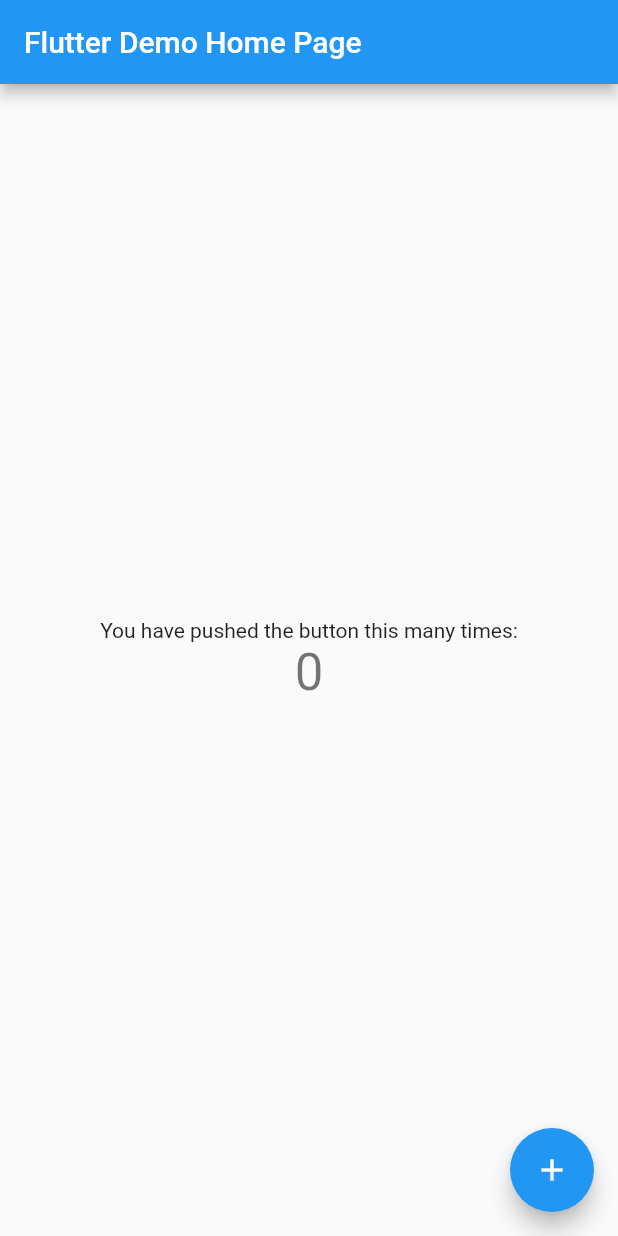
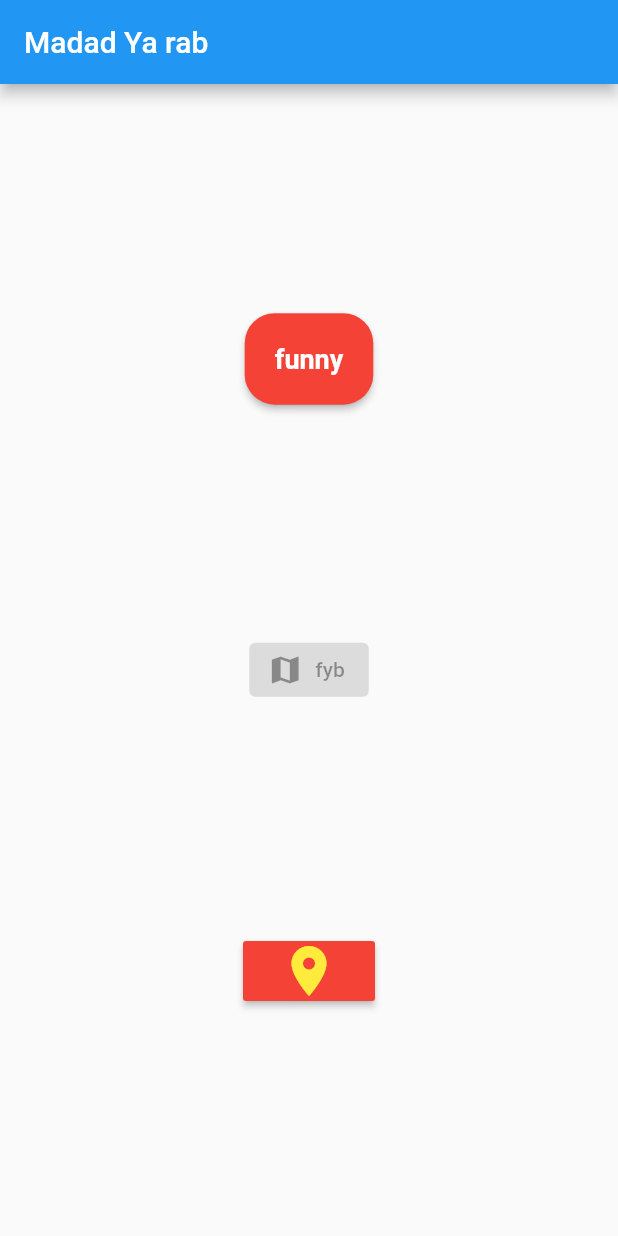
Before and after one commit to nash-2023/0003, a Flutter app: the screen it shows after launch, on a phone screen of 412 x 824 dp. Run offline on Flutter 3.47's test engine with Material 2 defaults, Android fonts, the phone set to English and light mode, and no system bars; Roboto replaces fonts that are missing (Calibri).

Commit message:
ep # 33 buttons

```diff
--- /dev/null
+++ b/app_3/lib/TraisedButton.dart
@@ -0,0 +1,52 @@
+import 'package:flutter/material.dart';
+
+class TraisedButton extends StatelessWidget {
+  const TraisedButton({Key? key}) : super(key: key);
+
+  @override
+  Widget build(BuildContext context) {
+    return Center(
+      child: Column(
+        mainAxisAlignment: MainAxisAlignment.spaceEvenly,
+        children: [
+          ElevatedButton(
+            onPressed: () {
+              print("elevated Button");
+            },
+            child: Text("funny"),
+            style: ElevatedButton.styleFrom(
+              primary: Colors.red,
+              padding: EdgeInsets.all(20.0),
+              shape: RoundedRectangleBorder(
+                borderRadius: BorderRadius.circular(20.0),
+              ),
+              textStyle: TextStyle(
+                fontFamily: "Calibri",
+                fontSize: 18.0,
+                fontWeight: FontWeight.w700,
+              ),
+            ),
+          ),
+          ElevatedButton.icon(
+            onPressed: null,
+            icon: Icon(
+              Icons.map,
+            ),
+            label: Text("fyb"),
+          ),
+          MaterialButton(
+            color: Colors.red,
+            onPressed: () {
+              print("map");
+            },
+            child: Icon(
+              Icons.location_on,
+              size: 40.0,
+              color: Colors.yellow,
+            ),
+          )
+        ],
+      ),
+    );
+  }
+}
--- a/app_3/lib/main.dart
+++ b/app_3/lib/main.dart
@@ -1,4 +1,15 @@
 import 'package:flutter/material.dart';
+import 'indexed_stack.dart';
+import 'wrap.dart';
+import 'Sngchscview.dart';
+import 'sized_box.dart';
+import 'tcenter.dart';
+import 'TraisedButton.dart';
+import '';
+import '';
+import '';
+import '';
+import '';
 
 void main() {
   runApp(const MyApp());
@@ -11,105 +22,49 @@ class MyApp extends StatelessWidget {
   @override
   Widget build(BuildContext context) {
     return MaterialApp(
-      title: 'Flutter Demo',
+      title: 'Flutter Traininig',
       theme: ThemeData(
-        // This is the theme of your application.
-        //
-        // Try running your application with "flutter run". You'll see the
-        // application has a blue toolbar. Then, without quitting the app, try
-        // changing the primarySwatch below to Colors.green and then invoke
-        // "hot reload" (press "r" in the console where you ran "flutter run",
-        // or simply save your changes to "hot reload" in a Flutter IDE).
-        // Notice that the counter didn't reset back to zero; the application
-        // is not restarted.
         primarySwatch: Colors.blue,
       ),
-      home: const MyHomePage(title: 'Flutter Demo Home Page'),
+      home: const MyHomePage(title: 'Madad Ya rab'),
     );
   }
 }
 
-class MyHomePage extends StatefulWidget {
+class MyHomePage extends StatelessWidget {
   const MyHomePage({Key? key, required this.title}) : super(key: key);
-
-  // This widget is the home page of your application. It is stateful, meaning
-  // that it has a State object (defined below) that contains fields that affect
-  // how it looks.
-
-  // This class is the configuration for the state. It holds the values (in this
-  // case the title) provided by the parent (in this case the App widget) and
-  // used by the build method of the State. Fields in a Widget subclass are
-  // always marked "final".
-
   final String title;
-
-  @override
-  State<MyHomePage> createState() => _MyHomePageState();
-}
-
-class _MyHomePageState extends State<MyHomePage> {
-  int _counter = 0;
-
-  void _incrementCounter() {
-    setState(() {
-      // This call to setState tells the Flutter framework that something has
-      // changed in this State, which causes it to rerun the build method below
-      // so that the display can reflect the updated values. If we changed
-      // _counter without calling setState(), then the build method would not be
-      // called again, and so nothing would appear to happen.
-      _counter++;
-    });
-  }
-
   @override
   Widget build(BuildContext context) {
-    // This method is rerun every time setState is called, for instance as done
-    // by the _incrementCounter method above.
-    //
-    // The Flutter framework has been optimized to make rerunning build methods
-    // fast, so that you can just rebuild anything that needs updating rather
-    // than having to individually change instances of widgets.
     return Scaffold(
       appBar: AppBar(
-        // Here we take the value from the MyHomePage object that was created by
-        // the App.build method, and use it to set our appbar title.
-        title: Text(widget.title),
+        title: Text(title),
       ),
-      body: Center(
-        // Center is a layout widget. It takes a single child and positions it
-        // in the middle of the parent.
-        child: Column(
-          // Column is also a layout widget. It takes a list of children and
-          // arranges them vertically. By default, it sizes itself to fit its
-          // children horizontally, and tries to be as tall as its parent.
-          //
-          // Invoke "debug painting" (press "p" in the console, choose the
-          // "Toggle Debug Paint" action from the Flutter Inspector in Android
-          // Studio, or the "Toggle Debug Paint" command in Visual Studio Code)
-          // to see the wireframe for each widget.
-          //
-          // Column has various properties to control how it sizes itself and
-          // how it positions its children. Here we use mainAxisAlignment to
-          // center the children vertically; the main axis here is the vertical
-          // axis because Columns are vertical (the cross axis would be
-          // horizontal).
-          mainAxisAlignment: MainAxisAlignment.center,
-          children: <Widget>[
-            const Text(
-              'You have pushed the button this many times:',
-            ),
-            Text(
-              '$_counter',
-              style: Theme.of(context).textTheme.headline4,
-            ),
-          ],
-        ),
-      ),
-      floatingActionButton: FloatingActionButton(
-        onPressed: _incrementCounter,
-        tooltip: 'Increment',
-        child: const Icon(Icons.add),
-      ), // This trailing comma makes auto-formatting nicer for build methods.
+      body: TraisedButton(),
     );
   }
 }
+
+
+
+// body layout
+
+// Center(
+//         // body container
+//         child: Container(
+//           margin: EdgeInsets.all(5.0),
+//           padding: EdgeInsets.all(10.0),
+//           // width: double.infinity,
+//           // height: double.infinity,
+//           decoration: BoxDecoration(
+//               color: Color.fromARGB(31, 250, 152, 152),
+//               border: Border.all(
+//                 color: Colors.red,
+//                 width: 2.0,
+//               ),
+//               borderRadius: BorderRadius.circular(10.0)),
+//           // *****************************
+//           child: Sized_box(),
+//           // ******************************
+//         ),
+//       ),
```
Also changed, not shown: app_3/lib/Sngchscview.dart (added, +89 -0 lines), app_3/lib/indexed_stack.dart (added, +35 -0 lines), app_3/lib/sized_box.dart (added, +16 -0 lines), app_3/lib/tcenter.dart (added, +15 -0 lines), app_3/lib/wrap.dart (added, +87 -0 lines).
